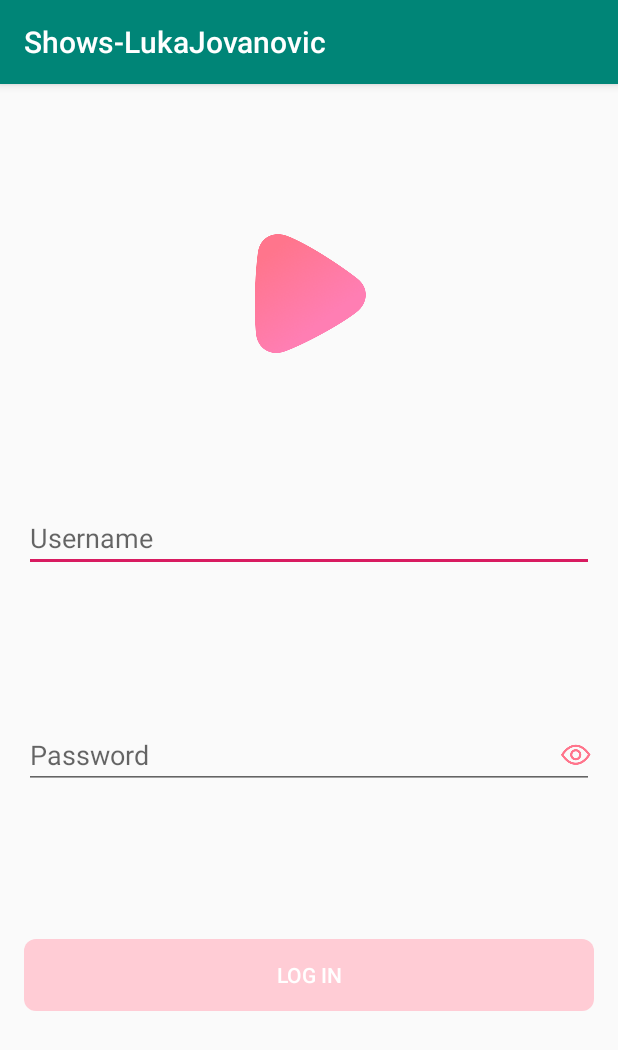
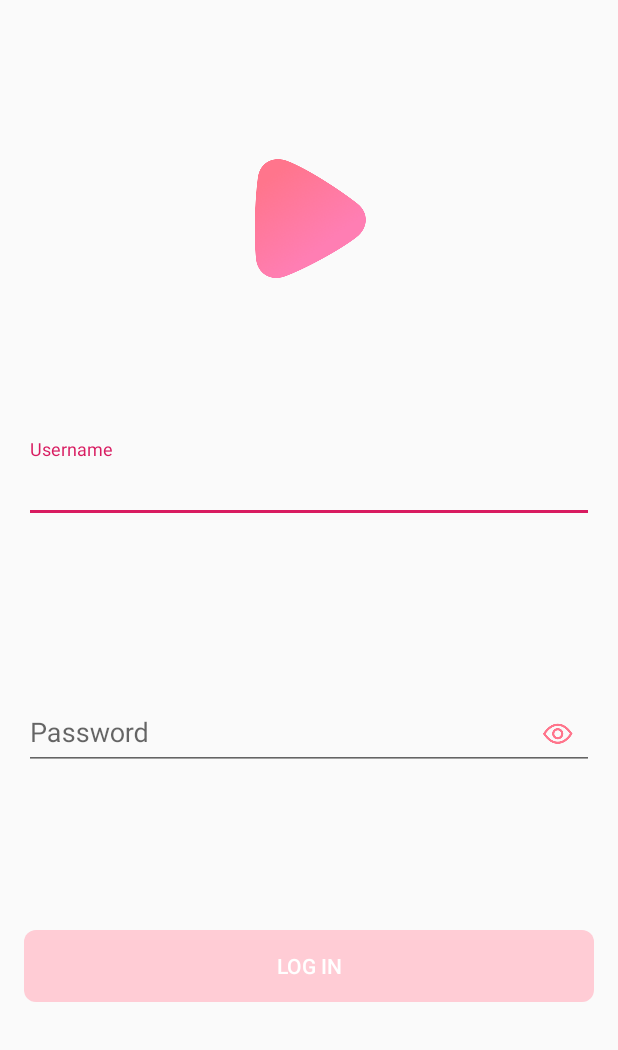
Before and after one commit to luka-jova/Shows-LJ, an Android app: the screen it shows after launch (LoginActivity), on a phone screen of 412 x 824 dp. Shown: the top 1050 px of the screen. Run offline under Robolectric (Android 15) with nearby library versions, the phone set to English and light mode, and no system bars.

Commit message:
Druga zadaca, popravljen dio

```diff
--- a/app/build.gradle
+++ b/app/build.gradle
@@ -32,4 +32,5 @@ dependencies {
     testImplementation 'junit:junit:4.12'
     androidTestImplementation 'androidx.test:runner:1.2.0'
     androidTestImplementation 'androidx.test.espresso:espresso-core:3.2.0'
+    implementation 'com.google.android.material:material:1.0.0'
 }
--- a/app/src/main/AndroidManifest.xml
+++ b/app/src/main/AndroidManifest.xml
@@ -18,8 +18,6 @@
                 <category android:name="android.intent.category.LAUNCHER"/>
             </intent-filter>
         </activity>
-        <activity android:name=".MainActivity">
-        </activity>
     </application>
 
 </manifest>
--- a/app/src/main/java/com/makina/shows_lukajovanovic/LoginActivity.kt
+++ b/app/src/main/java/com/makina/shows_lukajovanovic/LoginActivity.kt
@@ -5,41 +5,24 @@ import androidx.appcompat.app.AppCompatActivity
 import android.os.Bundle
 import android.text.Editable
 import android.text.TextWatcher
-import android.text.method.HideReturnsTransformationMethod
-import android.text.method.PasswordTransformationMethod
-import android.util.Log
-import android.widget.Toast
 import kotlinx.android.synthetic.main.activity_login.*
+
 const val USERNAME_CODE = "USERNAME"
 
 class LoginActivity : AppCompatActivity() {
 
     override fun onCreate(savedInstanceState: Bundle?) {
         super.onCreate(savedInstanceState)
-        Log.d("neki tag", "pozvan onCreate()")
         setContentView(R.layout.activity_login)
         buttonLogin.isEnabled = false
 
         buttonLogin.setOnClickListener {
-            //Toast.makeText(this, "Kliknut je gumb", Toast.LENGTH_SHORT).show()
             val welcomeActivityIntent = Intent(this, WelcomeActivity::class.java)
             val usernameInput = editTextUsername.text
-            Log.d("neki tag", "usernameInput = $usernameInput")
-            welcomeActivityIntent.putExtra(USERNAME_CODE, "" + usernameInput)
+            welcomeActivityIntent.putExtra(USERNAME_CODE, usernameInput.toString())
             startActivity(welcomeActivityIntent)
         }
-        var passwordVisible = false
-        buttonShowPassword.setOnClickListener {
-            if(passwordVisible) {
-                passwordVisible = false
-                editTextPassword.transformationMethod = PasswordTransformationMethod.getInstance()
-            }
-            else {
-                passwordVisible = true
-                editTextPassword.transformationMethod = HideReturnsTransformationMethod.getInstance()
-            }
 
-        }
 
         editTextUsername.addTextChangedListener(object : TextWatcher {
             override fun onTextChanged(p0: CharSequence?, p1: Int, p2: Int, p3: Int) {
@@ -47,64 +30,25 @@ class LoginActivity : AppCompatActivity() {
             }
 
             override fun afterTextChanged(p0: Editable?) {
-                ///Log.d("neki tag", "afterTextChanged()")
             }
 
-            override fun beforeTextChanged(p0: CharSequence?, p1: Int, p2: Int, p3: Int) {
-                ///Log.d("neki tag", "beforeTextChanged")
-            }
-        })
+            override fun beforeTextChanged(p0: CharSequence?, p1: Int, p2: Int, p3: Int) {}
+            })
+
         editTextPassword.addTextChangedListener(object : TextWatcher {
             override fun onTextChanged(p0: CharSequence?, p1: Int, p2: Int, p3: Int) {
                 updateButton()
             }
 
             override fun afterTextChanged(p0: Editable?) {
-                ///Log.d("neki tag", "afterTextChanged()")
             }
 
-            override fun beforeTextChanged(p0: CharSequence?, p1: Int, p2: Int, p3: Int) {
-                ///Log.d("neki tag", "beforeTextChanged")
-            }
+            override fun beforeTextChanged(p0: CharSequence?, p1: Int, p2: Int, p3: Int) {}
         })
-
     }
 
+
     fun updateButton() {
-        if(editTextUsername.text.length >= 1 && editTextPassword.text.length >= 8)
-            buttonLogin.isEnabled = true
-        else
-            buttonLogin.isEnabled = false
-    }
-
-    override fun onStart() {
-        super.onStart()
-        val a = 10
-        Log.d("neki tag", "pozvan onStart(), probavam $a")
-    }
-
-    override fun onRestart() {
-        super.onRestart()
-        Log.d("neki tag", "pozvan onRestart()")
-    }
-
-    override fun onResume() {
-        super.onResume()
-        Log.d("neki tag", "pozvan onResume()")
-    }
-
-    override fun onDestroy() {
-        super.onDestroy()
-        Log.d("neki tag", "pozvan onDestroy()")
-    }
-
-    override fun onPause() {
-        super.onPause()
-        Log.d("neki tag", "pozvan onPause()")
-    }
-
-    override fun onStop() {
-        super.onStop()
-        Log.d("neki tag", "pozvan onStop()")
+        buttonLogin.isEnabled = editTextUsername.text.isNotEmpty() && editTextPassword.text.length >= 8
     }
 }
--- a/app/src/main/res/layout/activity_login.xml
+++ b/app/src/main/res/layout/activity_login.xml
@@ -5,49 +5,59 @@
               android:layout_height="match_parent">
 
         <ImageView
+                tools:ignore="ContentDescription"
                 android:layout_width="wrap_content"
                 android:layout_height="wrap_content"
                 app:layout_constraintTop_toTopOf="parent"
                 app:layout_constraintLeft_toLeftOf="parent"
                 app:layout_constraintRight_toRightOf="parent"
-                app:layout_constraintBottom_toTopOf="@id/editTextUsername"
+                app:layout_constraintBottom_toTopOf="@id/textInputLayoutUsername"
                 app:srcCompat="@drawable/ic_logo_mark"
                 android:id="@+id/imageViewLogoTrokut"/>
+
+        <com.google.android.material.textfield.TextInputLayout
+                android:layout_width="match_parent"
+                android:layout_height="wrap_content"
+                android:id="@+id/textInputLayoutUsername"
+                app:layout_constraintTop_toBottomOf="@id/imageViewLogoTrokut"
+                app:layout_constraintBottom_toTopOf="@+id/textInputLayoutPassword">
+
                 <EditText
                         android:layout_width="match_parent"
                         android:layout_height="wrap_content"
                         android:inputType="textEmailAddress"
-                app:layout_constraintTop_toBottomOf="@id/imageViewLogoTrokut"
-                app:layout_constraintBottom_toTopOf="@id/editTextPassword"
                         android:layout_marginRight="16dp"
                         android:layout_marginLeft="16dp"
-                android:hint="Username"
-                android:ems="10"
+                        android:hint="@string/hint_username"
                         android:id="@+id/editTextUsername"/>
+        </com.google.android.material.textfield.TextInputLayout>
+
+        <com.google.android.material.textfield.TextInputLayout
+                android:layout_width="match_parent"
+                android:layout_height="wrap_content"
+                app:layout_constraintTop_toBottomOf="@id/textInputLayoutUsername"
+                app:layout_constraintBottom_toTopOf="@id/buttonLogin"
+                app:passwordToggleContentDescription="password_eye"
+                app:passwordToggleDrawable="@drawable/ic_show_password"
+                app:passwordToggleEnabled="true"
+                app:passwordToggleTint="@color/colorPasswordEye"
+                android:id="@+id/textInputLayoutPassword">
+
                 <EditText
                         android:layout_width="match_parent"
                         android:layout_height="wrap_content"
                         android:inputType="textPassword"
                         android:layout_marginRight="16dp"
                         android:layout_marginLeft="16dp"
-                app:layout_constraintTop_toBottomOf="@id/editTextUsername"
-                app:layout_constraintBottom_toTopOf="@id/buttonLogin"
-                android:hint="Password"
-                android:ems="10"
+                        android:hint="@string/hint_password"
                         android:id="@+id/editTextPassword"/>
-        <ImageButton
-                android:layout_width="wrap_content"
-                android:layout_height="wrap_content"
-                app:layout_constraintRight_toRightOf="@id/editTextPassword"
-                app:layout_constraintTop_toTopOf="@id/editTextPassword"
-                app:layout_constraintBottom_toBottomOf="@id/editTextPassword"
-                android:background="@drawable/ic_show_password"
-                android:id="@+id/buttonShowPassword"/>
+        </com.google.android.material.textfield.TextInputLayout>
+
         <Button
-                android:text="LOG IN"
+                android:text="@string/button_login"
                 android:layout_width="match_parent"
                 android:layout_height="wrap_content"
-                app:layout_constraintTop_toBottomOf="@id/editTextPassword"
+                app:layout_constraintTop_toBottomOf="@id/textInputLayoutPassword"
                 app:layout_constraintBottom_toBottomOf="parent"
                 android:layout_marginRight="16dp"
                 android:layout_marginLeft="16dp"
@@ -56,4 +66,5 @@
                 android:textColor="@color/colorLoginText"
                 android:id="@+id/buttonLogin"/>
 
+
 </androidx.constraintlayout.widget.ConstraintLayout>
--- a/app/src/main/res/values/colors.xml
+++ b/app/src/main/res/values/colors.xml
@@ -1,7 +1,7 @@
 <?xml version="1.0" encoding="utf-8"?>
 <resources>
     <color name="colorPrimary">#008577</color>
-    <color name="colorPrimaryDark">#00574B</color>
+    <color name="colorPrimaryDark">#aaaaaa</color>
     <color name="colorAccent">#D81B60</color>
     <color name="colorLoginDisabled">#ffccd5</color>
     <color name="colorLoginEnabled">#ff758c</color>
@@ -9,5 +9,5 @@
     <color name="colorBlack">#000000</color>
     <color name="colorYourein">#2e2e2e</color>
     <color name="colorWelcomeUser">#505050</color>
-
+    <color name="colorPasswordEye">#FF758C</color>
 </resources>
--- a/app/src/main/res/values/strings.xml
+++ b/app/src/main/res/values/strings.xml
@@ -1,3 +1,8 @@
 <resources>
     <string name="app_name">Shows-LukaJovanovic</string>
+    <string name="hint_username">Username</string>
+    <string name="hint_password">Password</string>
+    <string name="err_username">Enter valid email address</string>
+    <string name="err_password">Enter password with 8 or more characters</string>
+    <string name="button_login">Log in</string>
 </resources>
--- a/app/src/main/res/values/styles.xml
+++ b/app/src/main/res/values/styles.xml
@@ -1,7 +1,7 @@
 <resources>
 
     <!-- Base application theme. -->
-    <style name="AppTheme" parent="Theme.AppCompat.Light.DarkActionBar">
+    <style name="AppTheme" parent="Theme.AppCompat.Light.NoActionBar">
         <!-- Customize your theme here. -->
         <item name="colorPrimary">@color/colorPrimary</item>
         <item name="colorPrimaryDark">@color/colorPrimaryDark</item>
```
Also changed, not shown: app/src/main/java/com/makina/shows_lukajovanovic/MainActivity.kt (deleted, +0 -14 lines), app/src/main/res/layout/activity_main.xml (deleted, +0 -43 lines). Lines whose indentation alone changed are shown as unchanged.
